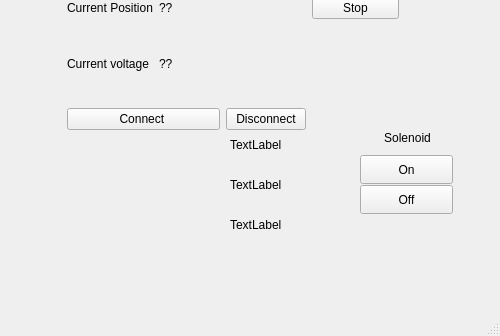
This is mainwindow.ui in eSpark-Backup/jiangyou-picofeature as Qt 5 draws it before an edit; both pictures show x 0 to 500 and y 264 to 600 of the 500 by 600 pixel window. The edited form follows.
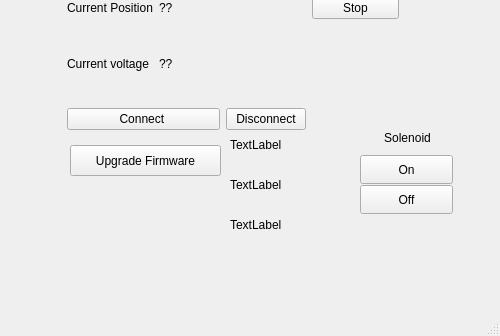
This is the edited form.

Commit message: Update UI to upgrade firmware.

```diff
--- a/mainwindow.ui
+++ b/mainwindow.ui
@@ -294,6 +294,22 @@
      <string>TextLabel</string>
     </property>
    </widget>
+   <widget class="QPushButton" name="reset">
+    <property name="geometry">
+     <rect>
+      <x>70</x>
+      <y>390</y>
+      <width>151</width>
+      <height>31</height>
+     </rect>
+    </property>
+    <property name="styleSheet">
+     <string notr="true"/>
+    </property>
+    <property name="text">
+     <string>Upgrade Firmware</string>
+    </property>
+   </widget>
   </widget>
   <widget class="QMenuBar" name="menubar">
    <property name="geometry">
```
Left out of the diff: 2 changed lines with no effect on the pictures. The commit also changes 4 other files.
